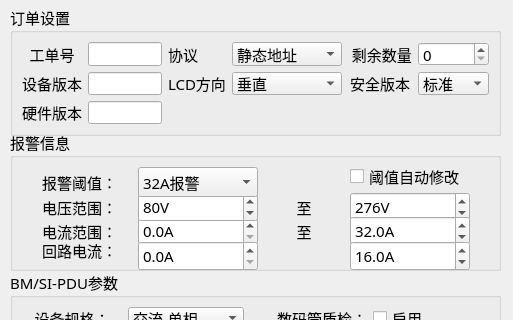
Qt form PDU-MonitorTest/home/home_setdlg.ui (ChinaClever/PDU-MonitorTool) before a commit; both pictures show x 0 to 513 and y 0 to 320 of the 513 by 697 pixel window.
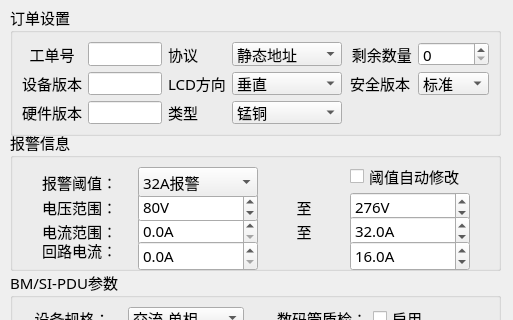
The same form after that commit.

What changed in the file:
```diff
--- a/PDU-MonitorTest/home/home_setdlg.ui
+++ b/PDU-MonitorTest/home/home_setdlg.ui
@@ -198,6 +198,27 @@
     <item row="2" column="1">
      <widget class="QLineEdit" name="hwEdit"/>
     </item>
+    <item row="2" column="2">
+     <widget class="QLabel" name="label_24">
+      <property name="text">
+       <string>类型</string>
+      </property>
+     </widget>
+    </item>
+    <item row="2" column="3">
+     <widget class="QComboBox" name="TransformerBox">
+      <item>
+       <property name="text">
+        <string>锰铜</string>
+       </property>
+      </item>
+      <item>
+       <property name="text">
+        <string>互感器</string>
+       </property>
+      </item>
+     </widget>
+    </item>
    </layout>
   </widget>
   <widget class="QGroupBox" name="groupBox_1">
```
